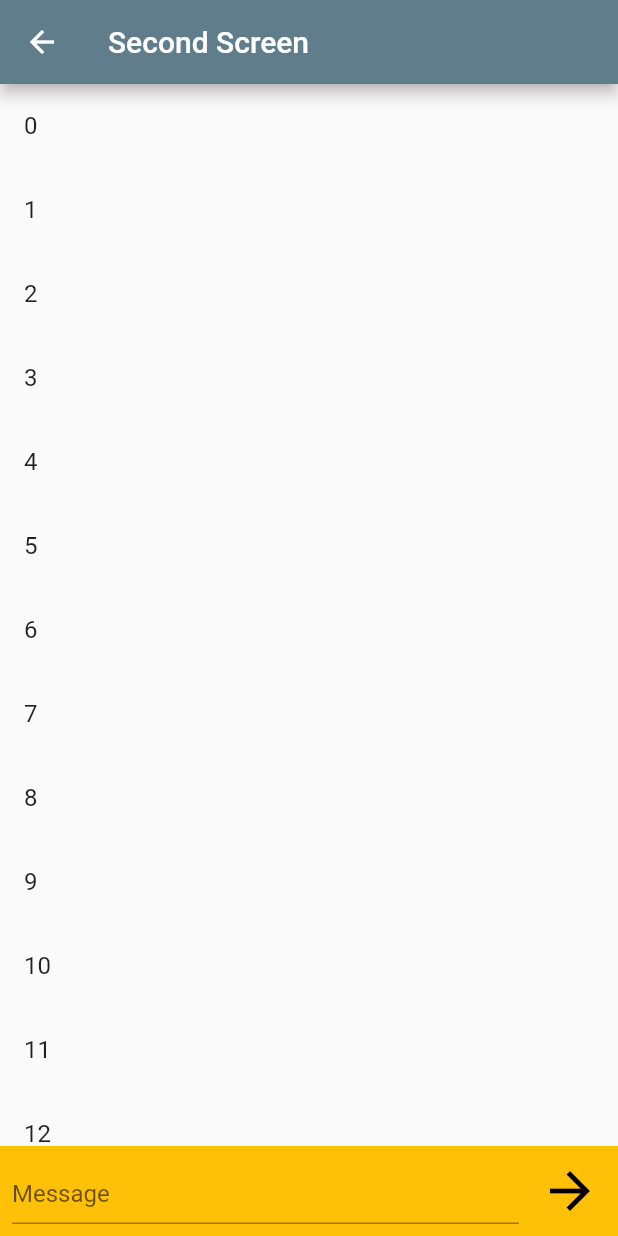
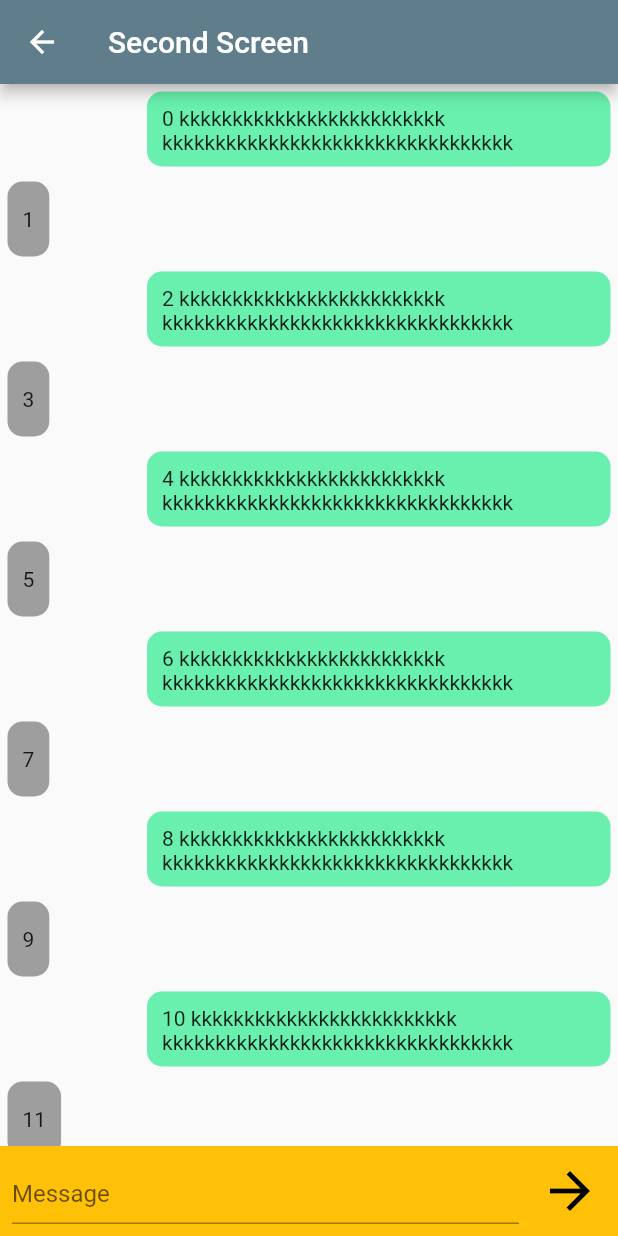
Before and after one commit to matheusgm/Learning-Flutter-Tools, a Flutter app: the SecondScreen screen opened by its route, on a phone screen of 412 x 824 dp. Run offline on Flutter 3.47's test engine with Material 2 defaults, Android fonts, the phone set to English and light mode, and no system bars.

Commit message:
format chat messages

```diff
--- /dev/null
+++ b/lib/widget/message.dart
@@ -0,0 +1,42 @@
+import 'package:flutter/material.dart';
+
+class Message extends StatelessWidget {
+  final String text;
+  final bool alignmentRight;
+
+  const Message(this.text, {Key? key, this.alignmentRight = true})
+      : super(key: key);
+
+  @override
+  Widget build(BuildContext context) {
+    double deviceWidth = MediaQuery.of(context).size.width;
+    //double deviceHeight = MediaQuery.of(context).size.height;
+    return Row(
+      mainAxisAlignment: alignmentRight == true
+          ? MainAxisAlignment.end
+          : MainAxisAlignment.start,
+      crossAxisAlignment: CrossAxisAlignment.center,
+      children: [
+        Container(
+          margin: const EdgeInsets.all(5.0),
+          padding: const EdgeInsets.all(10.0),
+          height: 50,
+          constraints:
+              BoxConstraints(maxWidth: deviceWidth * 0.75, minWidth: 0),
+          decoration: BoxDecoration(
+            color: alignmentRight == true ? Colors.greenAccent : Colors.grey,
+            borderRadius: BorderRadius.circular(10.0),
+          ),
+          child: Center(
+            heightFactor: 1,
+            widthFactor: 1,
+            child: Text(
+              text,
+              textAlign: TextAlign.left,
+            ),
+          ),
+        ),
+      ],
+    );
+  }
+}
--- a/lib/widget/messenger.dart
+++ b/lib/widget/messenger.dart
@@ -1,4 +1,5 @@
 import 'package:flutter/material.dart';
+import 'package:learning_flutter_tools/widget/message.dart';
 
 class Messenger extends StatelessWidget {
   const Messenger({Key? key}) : super(key: key);
@@ -11,9 +12,10 @@ class Messenger extends StatelessWidget {
           child: ListView.builder(
             itemCount: 20,
             itemBuilder: (context, index) {
-              return ListTile(
-                title: Text("$index"),
-              );
+              return index % 2 == 0
+                  ? Message(index.toString() +
+                      " kkkkkkkkkkkkkkkkkkkkkkkkk kkkkkkkkkkkkkkkkkkkkkkkkkkkkkkkkk")
+                  : Message(index.toString(), alignmentRight: false);
             },
           ),
         ),
```
